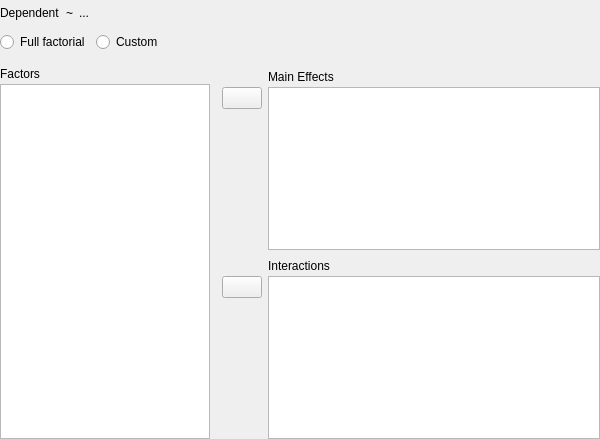
First picture: the form in JASP-Desktop/widgets/anovamodelwidget.ui, repository jasp-stats/jasp-desktop, before the edit.
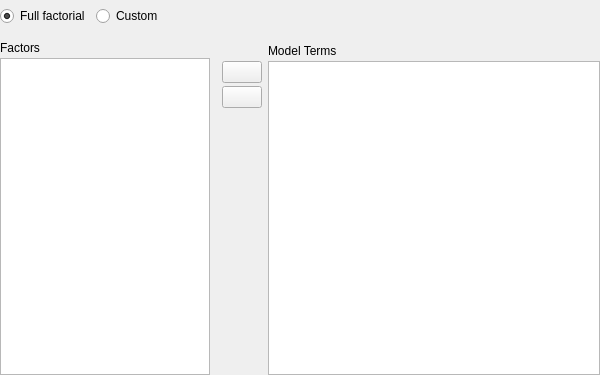
Second picture: the form after the edit. Custom widgets are drawn as their Qt base class.

The edit to the form file:
```diff
--- a/JASP-Desktop/widgets/anovamodelwidget.ui
+++ b/JASP-Desktop/widgets/anovamodelwidget.ui
@@ -7,7 +7,7 @@
     <x>0</x>
     <y>0</y>
     <width>600</width>
-    <height>439</height>
+    <height>375</height>
    </rect>
   </property>
   <property name="windowTitle">
@@ -30,51 +30,6 @@
     <number>0</number>
    </property>
    <item row="0" column="0">
-    <widget class="QWidget" name="widget" native="true">
-     <layout class="QGridLayout" name="gridLayout_2">
-      <property name="leftMargin">
-       <number>0</number>
-      </property>
-      <property name="topMargin">
-       <number>6</number>
-      </property>
-      <property name="bottomMargin">
-       <number>6</number>
-      </property>
-      <item row="0" column="0">
-       <widget class="QLabel" name="label">
-        <property name="text">
-         <string>Dependent</string>
-        </property>
-       </widget>
-      </item>
-      <item row="0" column="1">
-       <widget class="QLabel" name="label_2">
-        <property name="text">
-         <string>~</string>
-        </property>
-       </widget>
-      </item>
-      <item row="0" column="2">
-       <widget class="QLabel" name="label_3">
-        <property name="sizePolicy">
-         <sizepolicy hsizetype="Expanding" vsizetype="Preferred">
-          <horstretch>0</horstretch>
-          <verstretch>0</verstretch>
-         </sizepolicy>
-        </property>
-        <property name="text">
-         <string>...</string>
-        </property>
-        <property name="alignment">
-         <set>Qt::AlignLeading|Qt::AlignLeft|Qt::AlignTop</set>
-        </property>
-       </widget>
-      </item>
-     </layout>
-    </widget>
-   </item>
-   <item row="1" column="0">
     <widget class="QWidget" name="widget_13" native="true">
      <layout class="QGridLayout" name="gridLayout_10">
       <property name="leftMargin">
@@ -111,13 +66,22 @@
         <property name="text">
          <string>Full factorial</string>
         </property>
+        <property name="checked">
+         <bool>true</bool>
+        </property>
        </widget>
       </item>
      </layout>
     </widget>
    </item>
-   <item row="2" column="0">
-    <widget class="QWidget" name="widget_11" native="true">
+   <item row="1" column="0">
+    <widget class="QWidget" name="modelBuilder" native="true">
+     <property name="sizePolicy">
+      <sizepolicy hsizetype="Preferred" vsizetype="Preferred">
+       <horstretch>0</horstretch>
+       <verstretch>1</verstretch>
+      </sizepolicy>
+     </property>
      <layout class="QGridLayout" name="gridLayout_4">
       <property name="leftMargin">
        <number>0</number>
@@ -178,7 +142,7 @@
         </layout>
        </widget>
       </item>
-      <item row="0" column="1">
+      <item row="0" column="1" rowspan="2">
        <widget class="QWidget" name="widget_14" native="true">
         <layout class="QGridLayout" name="gridLayout_5">
          <property name="leftMargin">
@@ -190,6 +154,9 @@
          <property name="rightMargin">
           <number>0</number>
          </property>
+         <property name="bottomMargin">
+          <number>0</number>
+         </property>
          <property name="verticalSpacing">
           <number>3</number>
          </property>
@@ -199,12 +166,31 @@
          <item row="0" column="2">
           <widget class="QLabel" name="label_4">
            <property name="text">
-            <string>Main Effects</string>
+            <string>Model Terms</string>
            </property>
           </widget>
          </item>
-         <item row="1" column="2" rowspan="3">
-          <widget class="BoundListView" name="mainEffects"/>
+         <item row="1" column="2" rowspan="4">
+          <widget class="ListView" name="listModelTerms">
+           <property name="sizePolicy">
+            <sizepolicy hsizetype="Expanding" vsizetype="Expanding">
+             <horstretch>0</horstretch>
+             <verstretch>1</verstretch>
+            </sizepolicy>
+           </property>
+           <property name="dragEnabled">
+            <bool>true</bool>
+           </property>
+           <property name="dragDropMode">
+            <enum>QAbstractItemView::DragDrop</enum>
+           </property>
+           <property name="defaultDropAction">
+            <enum>Qt::CopyAction</enum>
+           </property>
+           <property name="selectionMode">
+            <enum>QAbstractItemView::ExtendedSelection</enum>
+           </property>
+          </widget>
          </item>
          <item row="1" column="1">
           <widget class="AssignButton" name="buttonAssignMainEffects">
@@ -219,7 +205,7 @@
            </property>
           </widget>
          </item>
-         <item row="2" column="1" rowspan="2">
+         <item row="3" column="1" rowspan="2">
           <spacer name="verticalSpacer_4">
            <property name="orientation">
             <enum>Qt::Vertical</enum>
@@ -232,42 +218,8 @@
            </property>
           </spacer>
          </item>
-        </layout>
-       </widget>
-      </item>
-      <item row="1" column="1">
-       <widget class="QWidget" name="widget_15" native="true">
-        <layout class="QGridLayout" name="gridLayout_6">
-         <property name="leftMargin">
-          <number>12</number>
-         </property>
-         <property name="topMargin">
-          <number>0</number>
-         </property>
-         <property name="rightMargin">
-          <number>0</number>
-         </property>
-         <property name="bottomMargin">
-          <number>0</number>
-         </property>
-         <property name="verticalSpacing">
-          <number>3</number>
-         </property>
-         <item row="0" column="1">
-          <widget class="QWidget" name="widget_17" native="true"/>
-         </item>
-         <item row="0" column="2">
-          <widget class="QLabel" name="label_6">
-           <property name="text">
-            <string>Interactions</string>
-           </property>
-          </widget>
-         </item>
-         <item row="1" column="2" rowspan="3">
-          <widget class="BoundListView" name="interactions"/>
-         </item>
-         <item row="1" column="1">
-          <widget class="AssignButton" name="buttonAssignInteractions">
+         <item row="2" column="1">
+          <widget class="AssignButtonMenu" name="buttonAssignMenu">
            <property name="maximumSize">
             <size>
              <width>50</width>
@@ -279,19 +231,6 @@
            </property>
           </widget>
          </item>
-         <item row="2" column="1" rowspan="2">
-          <spacer name="verticalSpacer_5">
-           <property name="orientation">
-            <enum>Qt::Vertical</enum>
-           </property>
-           <property name="sizeHint" stdset="0">
-            <size>
-             <width>35</width>
-             <height>60</height>
-            </size>
-           </property>
-          </spacer>
-         </item>
         </layout>
        </widget>
       </item>
@@ -312,7 +251,12 @@
    <header>widgets/availablefieldslistview.h</header>
   </customwidget>
   <customwidget>
-   <class>BoundListView</class>
+   <class>AssignButtonMenu</class>
+   <extends>QPushButton</extends>
+   <header>widgets/assignbuttonmenu.h</header>
+  </customwidget>
+  <customwidget>
+   <class>ListView</class>
    <extends>QListView</extends>
    <header>widgets/boundlistview.h</header>
   </customwidget>
```
Left out of the diff: 8 changed lines with no effect on the pictures.
